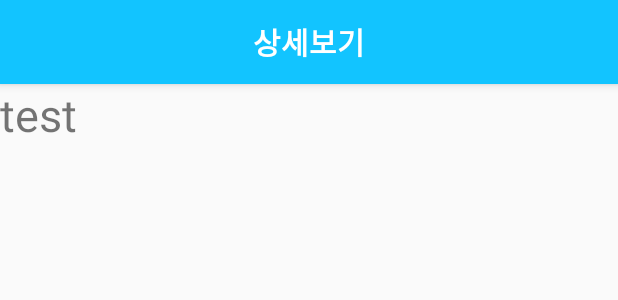
After one commit to soulduse/fish-project, an Android app: the layout activity_tide_detail.xml on its own in the app's theme, with its tools: preview values and no code run, on a phone screen of 412 x 824 dp. The commit adds this screen. Shown: the top 300 px of the screen. Run offline under Robolectric (Android 15) with nearby library versions, the phone set to English and light mode, and no system bars.

Commit message:
상세페이지 activity 구현, 툴바 back키 삽

```diff
--- a/app/src/main/AndroidManifest.xml
+++ b/app/src/main/AndroidManifest.xml
@@ -20,6 +20,8 @@
                 <category android:name="android.intent.category.LAUNCHER" />
             </intent-filter>
         </activity>
+
+        <activity android:name=".view.activity.TideDetailActivity"/>
     </application>
 
 </manifest>
--- /dev/null
+++ b/app/src/main/res/layout/activity_tide_detail.xml
@@ -0,0 +1,52 @@
+<?xml version="1.0" encoding="utf-8"?>
+<android.support.design.widget.CoordinatorLayout xmlns:android="http://schemas.android.com/apk/res/android"
+    xmlns:app="http://schemas.android.com/apk/res-auto"
+    xmlns:tools="http://schemas.android.com/tools"
+    android:layout_width="match_parent"
+    android:layout_height="match_parent"
+    tools:context=".view.activity.TideDetailActivity">
+
+    <android.support.design.widget.AppBarLayout
+        android:id="@+id/app_bar"
+        android:layout_width="match_parent"
+        android:layout_height="wrap_content"
+        android:fitsSystemWindows="false"
+        app:tabGravity="fill"
+        app:tabMode="fixed">
+
+        <android.support.v7.widget.Toolbar
+            android:id="@+id/toolbar"
+            android:layout_width="match_parent"
+            android:layout_height="?attr/actionBarSize"
+            android:background="?attr/colorPrimary"
+            app:layout_scrollFlags="scroll|enterAlways"
+            app:popupTheme="@style/ThemeOverlay.AppCompat.Light">
+
+            <TextView
+                android:id="@+id/toolbar_title"
+                android:layout_width="wrap_content"
+                android:layout_height="wrap_content"
+                android:layout_gravity="center"
+                android:text="상세보기"
+                android:textColor="@color/tide_white"
+                android:textSize="20dp"
+                android:textStyle="bold" />
+
+
+        </android.support.v7.widget.Toolbar>
+    </android.support.design.widget.AppBarLayout>
+
+    <android.support.constraint.ConstraintLayout
+        android:layout_width="match_parent"
+        android:layout_height="match_parent"
+        app:layout_behavior="@string/appbar_scrolling_view_behavior">
+
+        <TextView
+            android:id="@+id/title_temp"
+            android:layout_width="wrap_content"
+            android:layout_height="wrap_content"
+            android:text="test"
+            android:textSize="30dp" />
+    </android.support.constraint.ConstraintLayout>
+
+</android.support.design.widget.CoordinatorLayout>
--- a/app/src/main/res/values/colors.xml
+++ b/app/src/main/res/values/colors.xml
@@ -44,4 +44,5 @@
     <color name="tide_blue">#0091EA</color>
     <color name="tide_dark_blue">#2962FF</color>
     <color name="tide_navy">#1A237E</color>
+    <color name="tide_white">#FFFFFF</color>
 </resources>
```
Also changed, not shown: app/src/main/java/com/dave/fish/util/Global.kt (added, +9 -0 lines), app/src/main/java/com/dave/fish/view/activity/TideDetailActivity.kt (added, +48 -0 lines), app/src/main/java/com/dave/fish/view/fragment/FragmentMenuOne.kt (+18 -2 lines).
